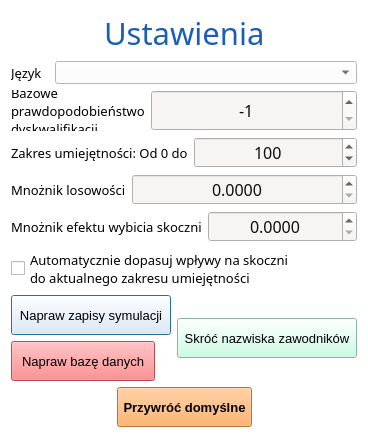
SiekamCebule/sj-sim, file source/UI/AppSettings/AppSettingsWindow.ui: the form before one commit.
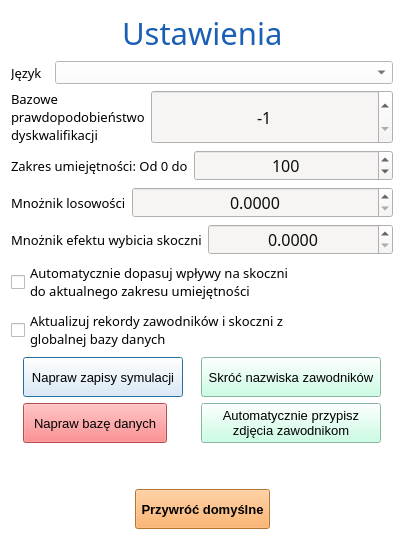
The form after the commit.

Diff of the .ui file:
```diff
--- a/source/UI/AppSettings/AppSettingsWindow.ui
+++ b/source/UI/AppSettings/AppSettingsWindow.ui
@@ -6,8 +6,8 @@
    <rect>
     <x>0</x>
     <y>0</y>
-    <width>368</width>
-    <height>438</height>
+    <width>404</width>
+    <height>540</height>
    </rect>
   </property>
   <property name="windowTitle">
@@ -18,7 +18,7 @@
 	background-color: rgb(255, 255, 255);
 }</string>
   </property>
-  <layout class="QVBoxLayout" name="verticalLayout_3">
+  <layout class="QVBoxLayout" name="verticalLayout_4">
    <item>
     <layout class="QHBoxLayout" name="horizontalLayout">
      <item>
@@ -322,6 +322,23 @@
        </property>
       </widget>
      </item>
+     <item>
+      <widget class="QCheckBox" name="checkBox_globalDatabaseRecords">
+       <property name="font">
+        <font>
+         <family>Quicksand Medium</family>
+         <pointsize>10</pointsize>
+        </font>
+       </property>
+       <property name="styleSheet">
+        <string notr="true">color: black;</string>
+       </property>
+       <property name="text">
+        <string>Aktualizuj rekordy zawodników i skoczni z
+globalnej bazy danych</string>
+       </property>
+      </widget>
+     </item>
     </layout>
    </item>
    <item>
@@ -399,6 +416,8 @@
       </layout>
      </item>
      <item>
+      <layout class="QVBoxLayout" name="verticalLayout_3">
+       <item>
       <widget class="QPushButton" name="pushButton_cutSurnames">
        <property name="minimumSize">
         <size>
@@ -427,6 +446,39 @@
         <string>Skróć nazwiska zawodników</string>
        </property>
       </widget>
+       </item>
+       <item>
+        <widget class="QPushButton" name="pushButton_autoImages">
+         <property name="minimumSize">
+          <size>
+           <width>180</width>
+           <height>40</height>
+          </size>
+         </property>
+         <property name="maximumSize">
+          <size>
+           <width>180</width>
+           <height>40</height>
+          </size>
+         </property>
+         <property name="font">
+          <font>
+           <pointsize>10</pointsize>
+          </font>
+         </property>
+         <property name="styleSheet">
+          <string notr="true">QPushButton{
+	background-color: rgb(188, 255, 222);
+	color: rgb(0, 0, 0);
+}</string>
+         </property>
+         <property name="text">
+          <string>Automatycznie przypisz
+zdjęcia zawodnikom</string>
+         </property>
+        </widget>
+       </item>
+      </layout>
      </item>
     </layout>
    </item>
```
Lines whose indentation alone changed are shown as unchanged.
